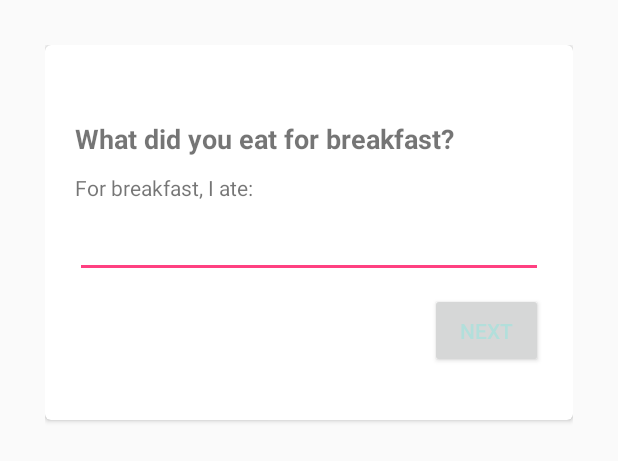
After one commit to CampbellOwen/OneDayAtaTime, an Android app: the layout card_string.xml on its own in the app's theme, with its tools: preview values and no code run, on a phone screen of 412 x 824 dp. The commit adds this screen. Shown: the top 461 px of the screen. Run offline under Robolectric (Android 15) with nearby library versions, the phone set to English and light mode, and no system bars.

Commit message:
Moved card to card_string.xml

```diff
--- /dev/null
+++ b/app/src/main/res/layout/card_string.xml
@@ -0,0 +1,53 @@
+<?xml version="1.0" encoding="utf-8"?>
+<LinearLayout xmlns:android="http://schemas.android.com/apk/res/android"
+    android:layout_width="match_parent"
+    android:layout_height="match_parent"
+    android:padding="30dp">
+    <android.support.v7.widget.CardView
+        xmlns:card_view="http://schemas.android.com/apk/res-auto"
+        android:id="@+id/cv"
+        android:layout_width="match_parent"
+        android:layout_height="250dp"
+        card_view:cardCornerRadius="4dp">
+        <LinearLayout
+            android:orientation="vertical"
+            android:layout_width="match_parent"
+            android:layout_height="match_parent">
+            <TextView
+                android:id="@+id/question"
+                android:layout_width="match_parent"
+                android:layout_height="30dp"
+                android:layout_gravity="start"
+                android:layout_marginStart="20dp"
+                android:layout_marginTop="50dp"
+                android:textSize="18sp"
+                android:textStyle="bold"
+                android:text="What did you eat for breakfast?"/>
+            <TextView
+                android:id="@+id/subtext"
+                android:layout_width="match_parent"
+                android:layout_height="20dp"
+                android:layout_gravity="start"
+                android:layout_marginTop="5dp"
+                android:layout_marginStart="20dp"
+                android:textSize="14sp"
+                android:text="For breakfast, I ate:"/>
+            <EditText
+                android:id="@+id/answer"
+                android:layout_width="match_parent"
+                android:layout_marginStart="20dp"
+                android:layout_marginEnd="20dp"
+                android:layout_height="50dp" />
+
+            <Button
+                android:id="@+id/nextButton"
+                android:layout_width="75dp"
+                android:layout_height="50dp"
+                android:layout_gravity="end"
+                android:layout_marginEnd="20dp"
+                android:layout_marginTop="10dp"
+                android:textColor="@color/colorPrimary"
+                android:text="Next" />
+        </LinearLayout>
+    </android.support.v7.widget.CardView>
+</LinearLayout>
```
Also changed, not shown: app/src/main/java/com/hoobleooble/onedayatatime/Presenter/RVAdapter.java (+15 -1 lines), app/src/main/res/layout/activity_main.xml (+0 -45 lines).
